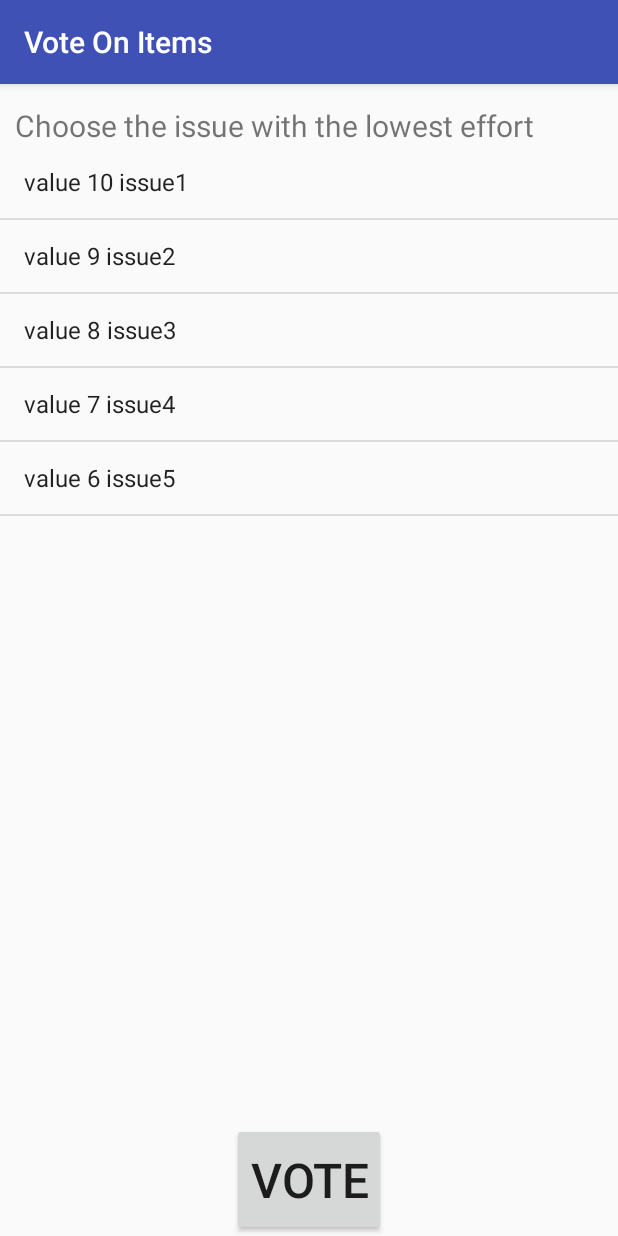
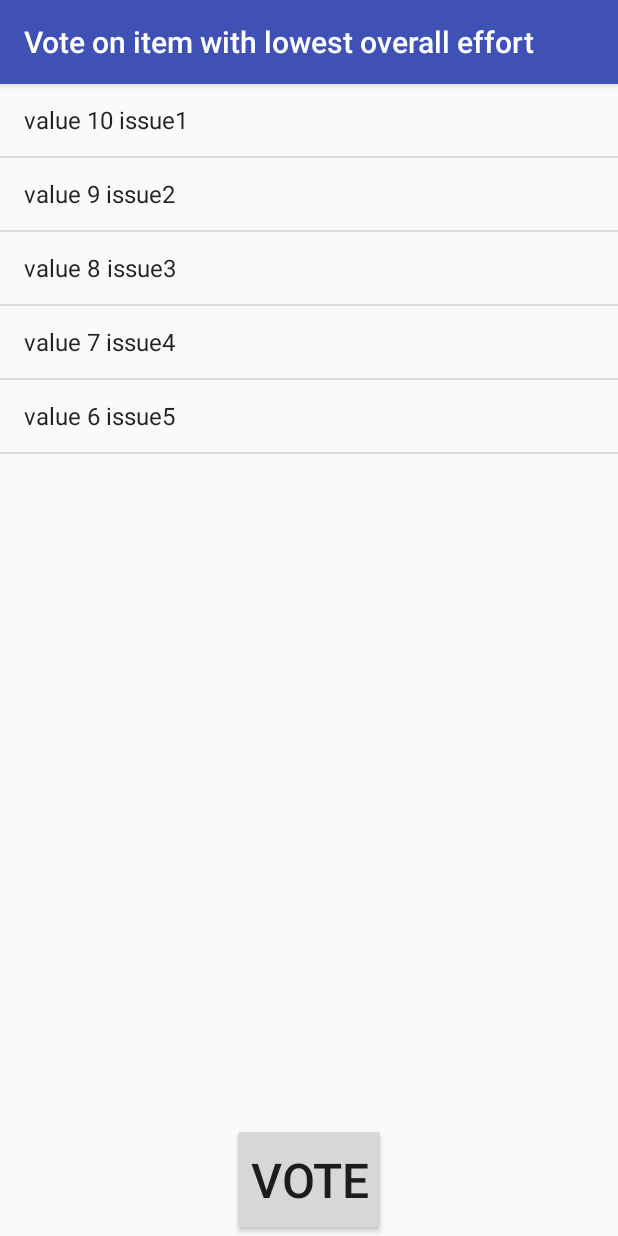
Before and after one commit to Kemekaze/EDA397G1, an Android app: the VoteOnLowestEffortActivity screen opened directly, with no data from a screen before it, on a phone screen of 412 x 824 dp. Run offline under Robolectric (Android 15) with nearby library versions, the phone set to English and light mode, and no system bars; libraries missing offline, so code that uses them is left out: de.greenrobot.event, io.socket.emitter; 2 statements that could not run were skipped.

Commit message:
Minor layout and performance improvements.

```diff
--- a/app/src/main/AndroidManifest.xml
+++ b/app/src/main/AndroidManifest.xml
@@ -63,7 +63,7 @@
         </activity>
         <activity
             android:name=".VoteOnLowestEffortActivity"
-            android:label="Vote On Items">
+            android:label="Vote on item with lowest overall effort">
         </activity>
 
         <service android:name=".Services.SocketService" />
--- a/app/src/main/res/layout/activity_vote_on_lowest_effort.xml
+++ b/app/src/main/res/layout/activity_vote_on_lowest_effort.xml
@@ -6,14 +6,6 @@
     android:layout_width="match_parent"
     android:layout_height="match_parent"
     tools:context="chalmers.eda397g1.VoteOnLowestEffortActivity">
-
-    <TextView
-        android:layout_width="match_parent"
-        android:layout_height="wrap_content"
-        android:text="Choose the issue with the lowest effort"
-        android:textSize="20sp"
-        android:layout_marginLeft="10dp"
-        android:layout_marginTop="14dp"/>
 
     <ListView
         android:id="@+id/issueList"
```
